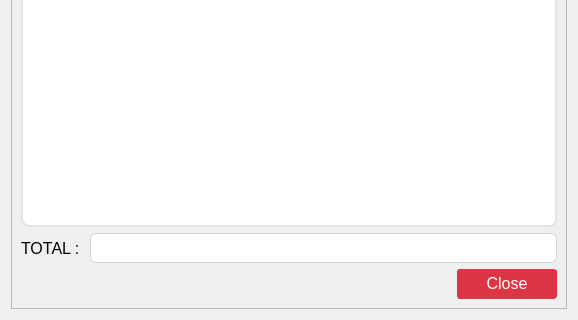
Before: the Qt Designer form ui/daily_sales_report.ui in michael-halim/pos, drawn with Qt 5; both pictures show x 0 to 578 and y 166 to 486 of the 578 by 486 pixel window.
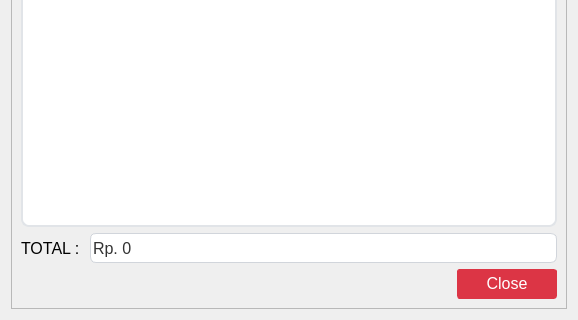
After: the same form once the commit is applied. Icons and pictures are not drawn.

What changed in the file:
```diff
--- a/ui/daily_sales_report.ui
+++ b/ui/daily_sales_report.ui
@@ -669,6 +669,9 @@
               <pointsize>12</pointsize>
              </font>
             </property>
+            <property name="text">
+             <string>Rp. 0</string>
+            </property>
             <property name="readOnly">
              <bool>true</bool>
             </property>
```
